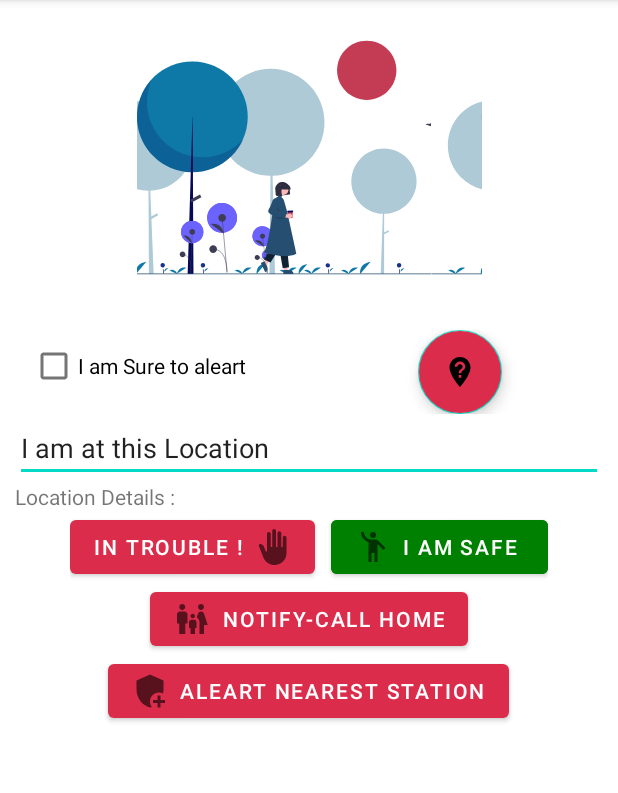
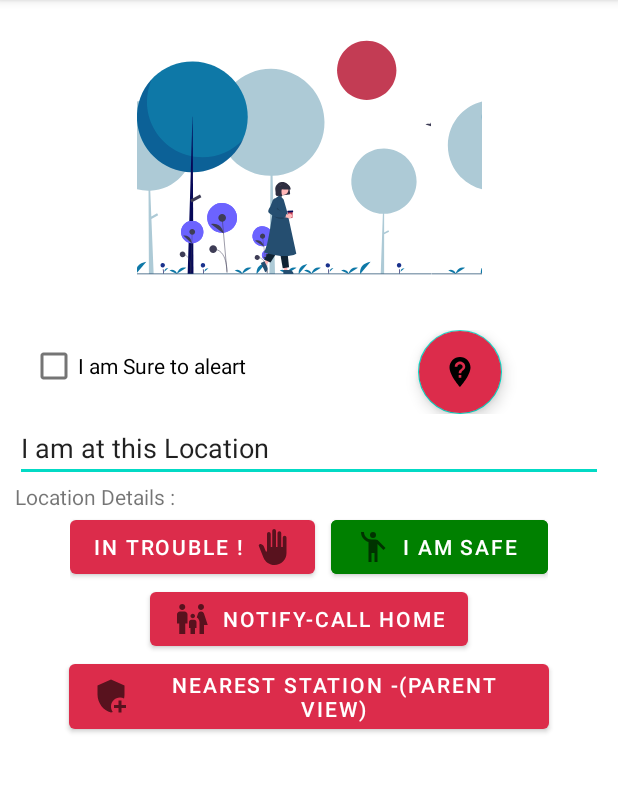
Before and after one commit to jayeshpatil665/Wiehack3.0_SecureSteps_android, an Android app: the screen it shows after launch (MainActivity), on a phone screen of 412 x 824 dp, the part 84-877 px from its top. Run offline under Robolectric (Android 15) with nearby library versions, the phone set to English and light mode, and no system bars.

Commit message:
EighthCommit_DesignChanges

```diff
--- a/app/src/main/AndroidManifest.xml
+++ b/app/src/main/AndroidManifest.xml
@@ -13,7 +13,8 @@
         android:roundIcon="@mipmap/ic_launcher_round"
         android:supportsRtl="true"
         android:theme="@style/Theme.SecureSteps">
-        <activity android:name=".ParentActivity"></activity>
+        <activity android:name=".ParentActivity"
+            android:windowSoftInputMode="stateHidden"></activity>
         <activity android:name=".NetworkErrorActivity" />
         <activity
             android:name=".SplashScreen"
--- a/app/src/main/res/layout/activity_main.xml
+++ b/app/src/main/res/layout/activity_main.xml
@@ -111,7 +111,7 @@
                 android:layout_height="wrap_content"
                 android:drawableLeft="@drawable/ic_moderator"
                 android:onClick="toHome"
-                android:text="Aleart nearest Station" />
+                android:text="nearest Station -(Parent View)" />
 
         </LinearLayout>
     </ScrollView>
--- a/app/src/main/res/layout/activity_parent.xml
+++ b/app/src/main/res/layout/activity_parent.xml
@@ -92,7 +92,7 @@
                 android:layout_marginLeft="10dp"
                 android:layout_marginRight="10dp"
                 android:textSize="20sp"
-                android:text="Recieved Note : \nI am at 'this' Location...xyz , require help ...\n city : abc \n location xyz: \n DateTime : 5/22/2021 6:22  " />
+                android:text="Recieved Note :" />
 
         </LinearLayout>
     </ScrollView>
```
